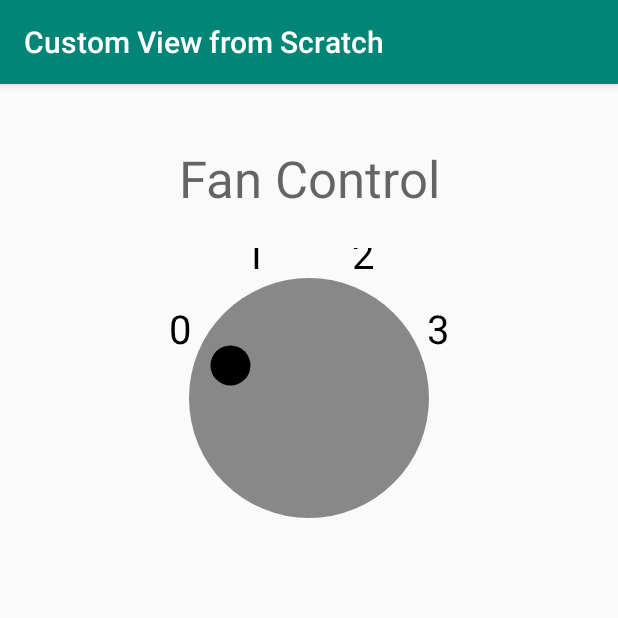
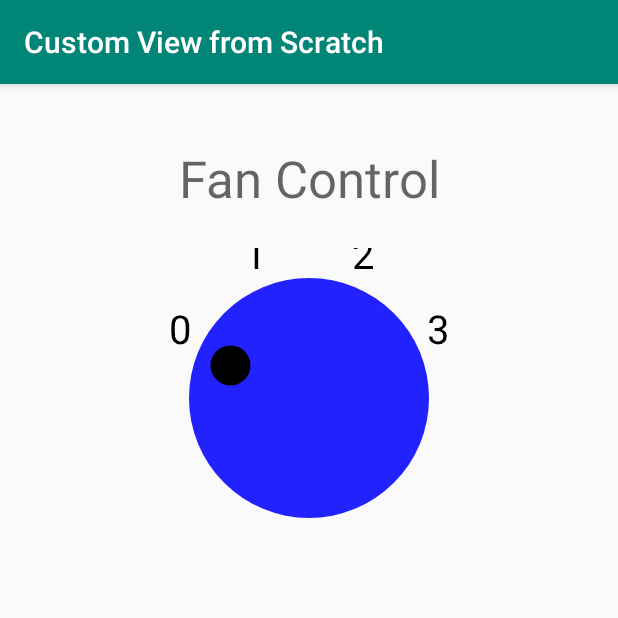
Before and after one commit to Artenes/android-custom-view-fan-control, an Android app: the screen it shows after launch (MainActivity), on a phone screen of 412 x 824 dp, the top half of it. Run offline under Robolectric (Android 15) with nearby library versions, the phone set to English and light mode, and no system bars.

Commit message:
Adds attributes to change color of dial

```diff
--- a/app/src/main/java/bok/artenes/customviewfromscratch/DialView.kt
+++ b/app/src/main/java/bok/artenes/customviewfromscratch/DialView.kt
@@ -17,8 +17,18 @@ class DialView @JvmOverloads constructor(
     style: Int = 0
 ) : View(context, attributes, style) {
 
+    private var fanOffColor = Color.GRAY
+
+    private var fanOnColor = Color.CYAN
+
     init {
         isClickable = true
+
+        val typedArray = context.obtainStyledAttributes(attributes, R.styleable.DialView, 0, 0)
+        fanOnColor = typedArray.getColor(R.styleable.DialView_fanOnColor, fanOnColor)
+        fanOffColor = typedArray.getColor(R.styleable.DialView_fanOffColor, fanOffColor)
+        typedArray.recycle()
+
     }
 
     private val textPaint = Paint().also {
@@ -29,7 +39,7 @@ class DialView @JvmOverloads constructor(
     }
 
     private val dialPaint = Paint().also {
-        it.color = Color.GRAY
+        it.color = fanOffColor
     }
 
     private var radius: Float = 0F
@@ -78,9 +88,9 @@ class DialView @JvmOverloads constructor(
     private fun onDialTouched() {
         activeSelection = (activeSelection + 1) % SELECTION_COUNT
         if (activeSelection >= 1) {
-            dialPaint.color = Color.GREEN
+            dialPaint.color = fanOnColor
         } else {
-            dialPaint.color = Color.GRAY
+            dialPaint.color = fanOffColor
         }
         invalidate()
     }
--- a/app/src/main/res/layout/activity_main.xml
+++ b/app/src/main/res/layout/activity_main.xml
@@ -27,6 +27,8 @@
         android:layout_marginStart="8dp"
         android:layout_marginTop="8dp"
         android:layout_marginEnd="8dp"
+        app:fanOffColor="@color/blue1"
+        app:fanOnColor="@color/red1"
         app:layout_constraintLeft_toLeftOf="parent"
         app:layout_constraintRight_toRightOf="parent"
         app:layout_constraintTop_toBottomOf="@+id/customViewLabel" />
--- a/app/src/main/res/values/colors.xml
+++ b/app/src/main/res/values/colors.xml
@@ -3,4 +3,10 @@
     <color name="colorPrimary">#008577</color>
     <color name="colorPrimaryDark">#00574B</color>
     <color name="colorAccent">#D81B60</color>
+    <color name="red1">#FF2222</color>
+    <color name="green1">#22FF22</color>
+    <color name="blue1">#2222FF</color>
+    <color name="cyan1">#22FFFF</color>
+    <color name="gray1">#8888AA</color>
+    <color name="yellow1">#ffff22</color>
 </resources>
```
Also changed, not shown: app/src/main/res/values/attrs.xml (added, +7 -0 lines).
